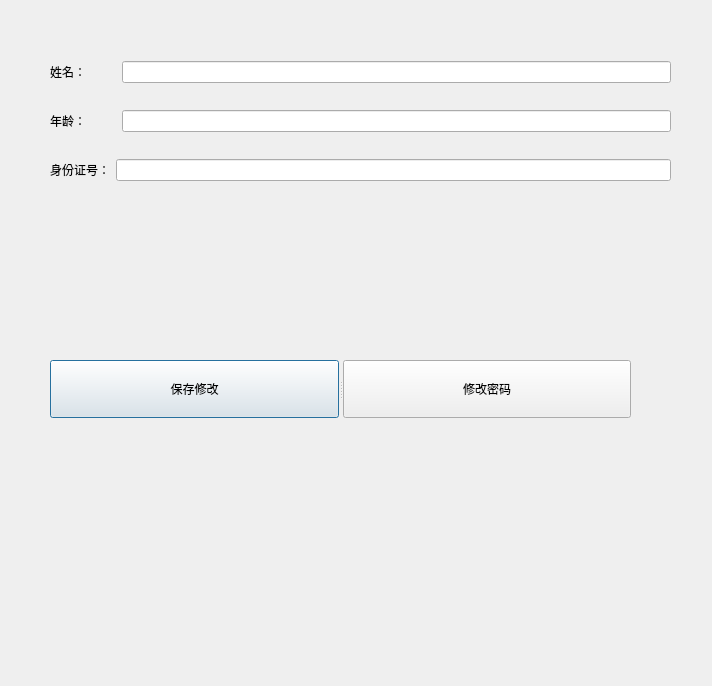
Before: the Qt Designer form Client/UI/TrainUI/myinform.ui in TimerChen/TrainTickets, drawn with Qt 5.
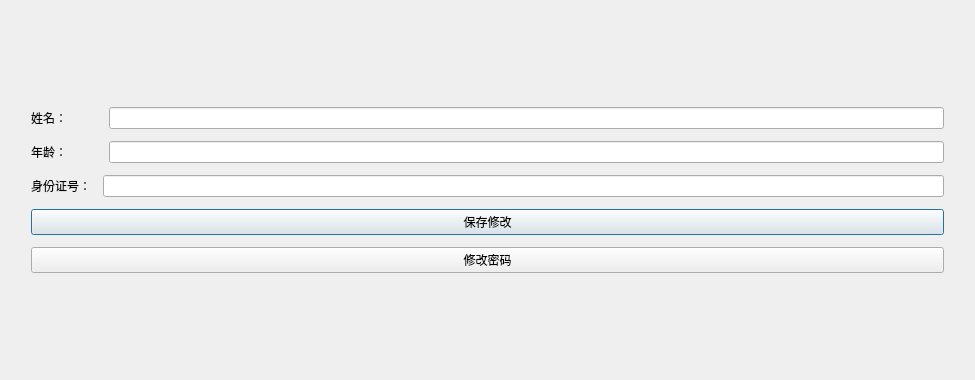
After: the same form once the commit is applied. Icons and pictures are not drawn.

What changed in the file:
```diff
--- a/Client/UI/TrainUI/myinform.ui
+++ b/Client/UI/TrainUI/myinform.ui
@@ -6,8 +6,8 @@
    <rect>
     <x>0</x>
     <y>0</y>
-    <width>712</width>
-    <height>686</height>
+    <width>975</width>
+    <height>380</height>
    </rect>
   </property>
   <property name="windowTitle">
@@ -17,17 +17,27 @@
    <iconset>
     <normaloff>12308.png</normaloff>12308.png</iconset>
   </property>
-  <widget class="QWidget" name="layoutWidget">
-   <property name="geometry">
-    <rect>
-     <x>50</x>
-     <y>40</y>
-     <width>621</width>
-     <height>164</height>
-    </rect>
-   </property>
-   <layout class="QVBoxLayout" name="verticalLayout">
+  <layout class="QVBoxLayout" name="verticalLayout_3">
+   <item>
+    <layout class="QVBoxLayout" name="verticalLayout_2">
+     <property name="spacing">
+      <number>12</number>
+     </property>
+     <property name="leftMargin">
+      <number>20</number>
+     </property>
+     <property name="topMargin">
+      <number>20</number>
+     </property>
+     <property name="rightMargin">
+      <number>20</number>
+     </property>
+     <property name="bottomMargin">
+      <number>20</number>
+     </property>
     <item>
+      <layout class="QGridLayout" name="gridLayout">
+       <item row="0" column="0" colspan="2">
      <layout class="QHBoxLayout" name="horizontalLayout">
       <item>
        <widget class="QLabel" name="label">
@@ -41,7 +51,7 @@
       </item>
      </layout>
     </item>
-    <item>
+       <item row="1" column="0" colspan="2">
      <layout class="QHBoxLayout" name="horizontalLayout_2">
       <item>
        <widget class="QLabel" name="label_2">
@@ -55,45 +65,39 @@
       </item>
      </layout>
     </item>
-    <item>
-     <layout class="QHBoxLayout" name="horizontalLayout_3">
-      <item>
+       <item row="2" column="0">
        <widget class="QLabel" name="label_3">
         <property name="text">
          <string>身份证号：</string>
         </property>
        </widget>
       </item>
-      <item>
+       <item row="2" column="1">
        <widget class="QLineEdit" name="idnoLineEdit"/>
       </item>
      </layout>
     </item>
-   </layout>
-  </widget>
-  <widget class="QSplitter" name="splitter">
-   <property name="geometry">
-    <rect>
-     <x>50</x>
-     <y>360</y>
-     <width>581</width>
-     <height>58</height>
-    </rect>
-   </property>
-   <property name="orientation">
-    <enum>Qt::Horizontal</enum>
-   </property>
+     <item>
+      <layout class="QVBoxLayout" name="verticalLayout">
+       <item>
    <widget class="QPushButton" name="pushButton">
     <property name="text">
      <string>保存修改</string>
     </property>
    </widget>
+       </item>
+       <item>
    <widget class="QPushButton" name="changepwdButton">
     <property name="text">
      <string>修改密码</string>
     </property>
    </widget>
-  </widget>
+       </item>
+      </layout>
+     </item>
+    </layout>
+   </item>
+  </layout>
  </widget>
  <resources/>
  <connections/>
```
Lines whose indentation alone changed are shown as unchanged.
